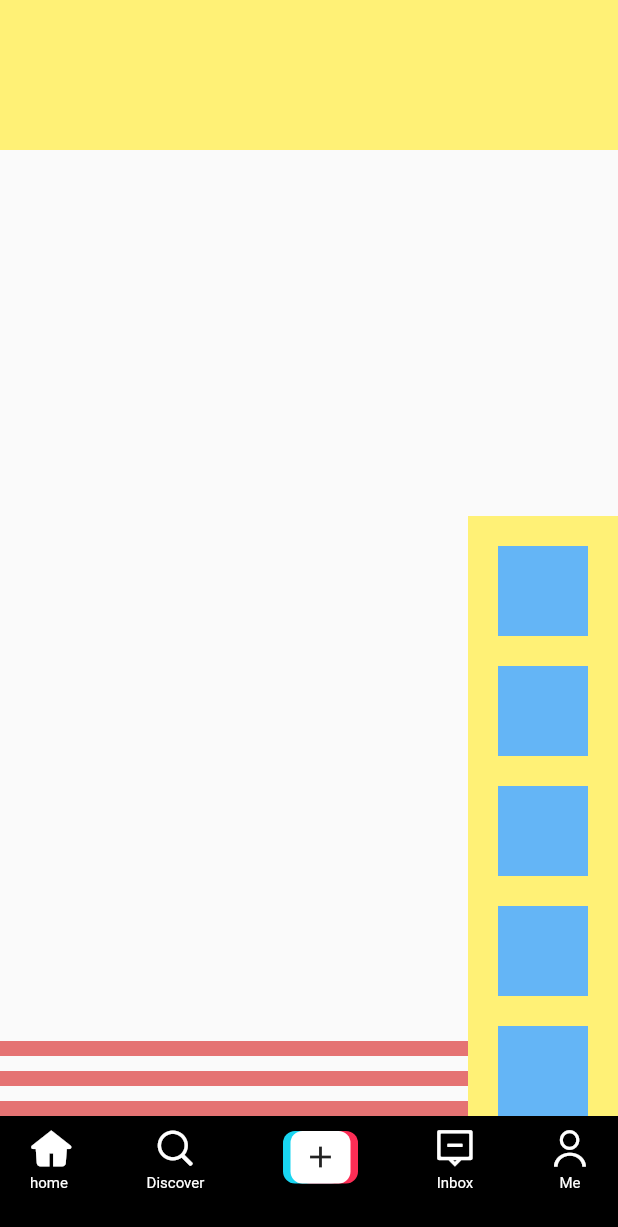
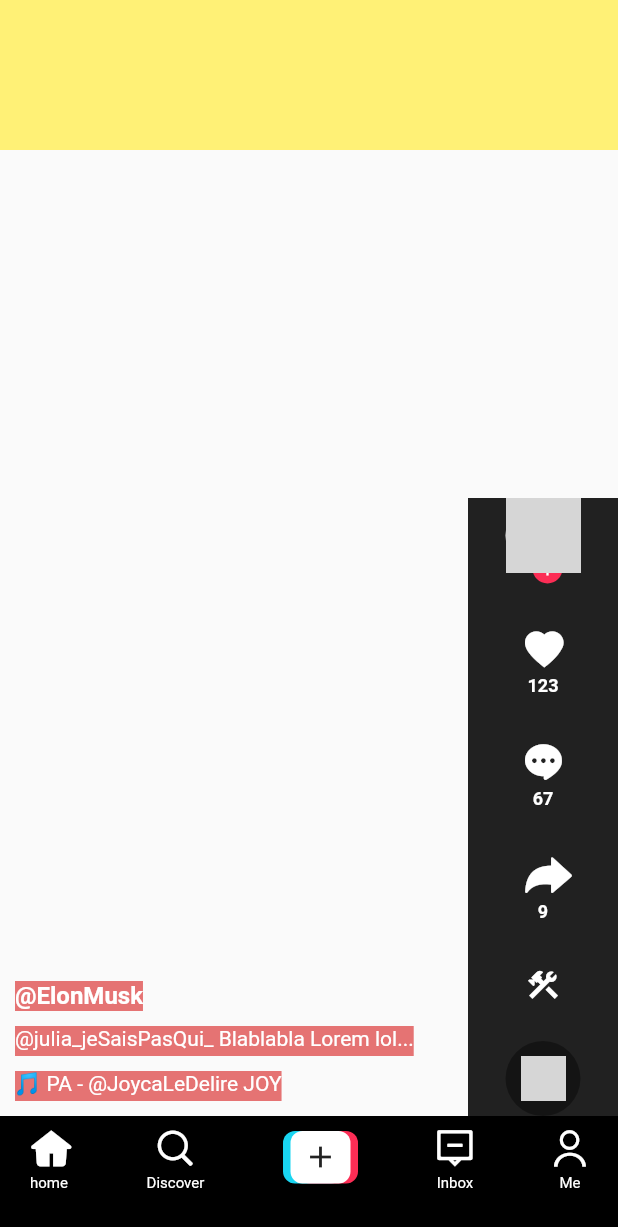
Before and after one commit to BFlorian91/Learning-Flutter, a Flutter app: the screen it shows after launch, on a phone screen of 412 x 824 dp. Shown: the top 1227 px of the screen. Run offline on Flutter 3.47's test engine with Material 2 defaults, Android fonts, the phone set to English and light mode, and no system bars; our stand-ins replace audioplayers, bloc, dio, equatable, flutter_bloc, google_fonts; network calls fail; grey boxes are pictures that could not be loaded.

Commit message:
feature: add right pannel need to fix height size to be fully responsive and starting video description

```diff
--- a/projects/tiktokClone/lib/widgets/actions_toolbar.dart
+++ b/projects/tiktokClone/lib/widgets/actions_toolbar.dart
@@ -1,23 +1,142 @@
 import 'package:flutter/material.dart';
+import 'package:tiktokClone/constants/colors.dart';
+import 'package:tiktokClone/widgets/tiktok_icons.dart';
+
+enum iconType { isIcon, isProfilePicture, isAlbumPicture, isTripleDots }
 
 class ActionsToolbar extends StatelessWidget {
+  final List rightPannelIcons = [
+    {'icon': '', 'isIcon': iconType.isProfilePicture},
+    {'icon': TikTokIcons.heart, 'count': 123, 'isIcon': iconType.isIcon},
+    {'icon': TikTokIcons.chatBubble, 'count': 67, 'isIcon': iconType.isIcon},
+    {'icon': TikTokIcons.reply, 'count': 9, 'isIcon': iconType.isIcon},
+    {'icon': TikTokIcons.dots, 'isIcon': iconType.isTripleDots},
+    {'icon': TikTokIcons.heart, 'isIcon': iconType.isAlbumPicture},
+  ];
   @override
   Widget build(BuildContext context) {
     return Container(
         width: 100.0,
-      color: Colors.yellow[300],
+        height: MediaQuery.of(context).size.height / 2,
+        color: Colors.black87,
         child: Column(
-        mainAxisSize: MainAxisSize.min,
-        children: List<Widget>.generate(
-          5,
-          (index) => Container(
-            width: 60,
+            mainAxisAlignment: MainAxisAlignment.spaceBetween,
+            children: List<Widget>.generate(rightPannelIcons.length, (index) {
+              switch (rightPannelIcons[index]['isIcon']) {
+                case iconType.isIcon:
+                  return InkWell(
+                      onTap: () => print('rightbutton pressed...'),
+                      child: _iconsBuilder(index));
+                  break;
+                case iconType.isProfilePicture:
+                  return InkWell(
+                    onTap: () => print('NotButton press rignt...'),
+                    child: _profilePicture,
+                  );
+                  break;
+                case iconType.isAlbumPicture:
+                  return InkWell(
+                    onTap: () => print('Album button pressed ...'),
+                    child: _albumPicture,
+                  );
+                default:
+                  return InkWell(
+                    onTap: () => print('tripleDots pressed ...'),
+                    child: Icon(
+                      rightPannelIcons[index]['icon'],
+                      color: white,
+                    ),
+                  );
+              }
+            })));
+  }
+
+  Widget get _profilePicture => Container(
+        width: 50,
         height: 60,
-            color: Colors.blue[300],
-            margin: EdgeInsets.only(top: 20.0),
+        child: Stack(
+          children: [
+            Container(
+              width: 50,
+              height: 50,
+              decoration: BoxDecoration(
+                border: Border.all(color: white),
+                shape: BoxShape.circle,
+                image: DecorationImage(
+                  image: NetworkImage(
+                    'https://zdnet2.cbsistatic.com/hub/i/2019/11/26/a6a43d32-9a6d-4eaa-8507-53d4bbbf4564/elon-musk-reveals-teslas-electric-cybert-5ddbc218c2ecca0001b7f73a-1-nov-26-2019-21-07-07-poster.jpg',
+                  ),
+                  fit: BoxFit.cover,
                 ),
               ),
             ),
+            Positioned(
+              bottom: 3,
+              left: 18,
+              child: Container(
+                width: 20,
+                height: 20,
+                decoration:
+                    BoxDecoration(shape: BoxShape.circle, color: primary),
+                child: Icon(
+                  Icons.add,
+                  color: white,
+                  size: 15,
+                ),
+              ),
+            )
+          ],
+        ),
+      );
+
+  Widget _iconsBuilder(int index) => Container(
+        width: 50,
+        height: 50,
+        child: Column(
+          mainAxisAlignment: MainAxisAlignment.center,
+          children: [
+            Icon(
+              rightPannelIcons[index]['icon'],
+              color: white,
+            ),
+            SizedBox(height: 5.0),
+            Center(
+              child: Text(
+                rightPannelIcons[index]['count'].toString(),
+                style: TextStyle(
+                    color: white, fontSize: 12.0, fontWeight: FontWeight.w700),
+              ),
+            )
+          ],
+        ),
+      );
+
+  Widget get _albumPicture => Container(
+        width: 50,
+        height: 50,
+        decoration: BoxDecoration(),
+        child: Stack(
+          children: [
+            Container(
+              width: 50,
+              height: 50,
+              decoration:
+                  BoxDecoration(shape: BoxShape.circle, color: Colors.black38),
+            ),
+            Center(
+              child: Container(
+                width: 30,
+                height: 30,
+                decoration: BoxDecoration(
+                    shape: BoxShape.circle,
+                    image: DecorationImage(
+                        image: NetworkImage(
+                          'https://images.genius.com/a1cc1b18cbdf8318dac5df676455426d.1000x1000x1.png',
+                        ),
+                        fit: BoxFit.cover)),
+              ),
+            )
+          ],
+        ),
       );
 }
-}
--- a/projects/tiktokClone/lib/widgets/tiktok_icons.dart
+++ b/projects/tiktokClone/lib/widgets/tiktok_icons.dart
@@ -3,17 +3,13 @@
 class TikTokIcons {
   static const _fontFamily = 'TikTokIcons';
 
-  static const IconData chatBubble =
-      const IconData(0xe808, fontFamily: _fontFamily);
-  static const IconData create =
-      const IconData(0xe809, fontFamily: _fontFamily);
-  static const IconData heart = const IconData(0xe80a, fontFamily: _fontFamily);
-  static const IconData home = const IconData(0xe80b, fontFamily: _fontFamily);
-  static const IconData messages =
-      const IconData(0xe80c, fontFamily: _fontFamily);
-  static const IconData profile =
-      const IconData(0xe80d, fontFamily: _fontFamily);
-  static const IconData reply = const IconData(0xe80e, fontFamily: _fontFamily);
-  static const IconData search =
-      const IconData(0xe80f, fontFamily: _fontFamily);
+  static const IconData chatBubble = IconData(0xe808, fontFamily: _fontFamily);
+  static const IconData create = IconData(0xe809, fontFamily: _fontFamily);
+  static const IconData heart = IconData(0xe80a, fontFamily: _fontFamily);
+  static const IconData home = IconData(0xe80b, fontFamily: _fontFamily);
+  static const IconData messages =IconData(0xe80c, fontFamily: _fontFamily);
+  static const IconData profile = IconData(0xe80d, fontFamily: _fontFamily);
+  static const IconData reply = IconData(0xe80e, fontFamily: _fontFamily);
+  static const IconData search = IconData(0xe80f, fontFamily: _fontFamily);
+  static const IconData dots = IconData(0xe886, fontFamily: 'MaterialIcons');
 }
--- a/projects/tiktokClone/lib/widgets/video_description.dart
+++ b/projects/tiktokClone/lib/widgets/video_description.dart
@@ -1,29 +1,54 @@
 import 'package:flutter/material.dart';
+import 'package:tiktokClone/constants/colors.dart';
 
 class VideoDescription extends StatelessWidget {
   @override
   Widget build(BuildContext context) {
     return Expanded(
+      child: Padding(
+        padding: EdgeInsets.all(10.0),
         child: Column(
         mainAxisSize: MainAxisSize.min,
         crossAxisAlignment: CrossAxisAlignment.start,
         children: [
           Container(
-              height: 10.0,
+            height: 20.0,
             color: Colors.red[300],
             margin: EdgeInsets.only(top: 10.0),
+            child: Text(
+              '@ElonMusk',
+              style: TextStyle(
+                fontWeight: FontWeight.w700,
+                fontSize: 16.0,
+                color: white,
+              ),
+            ),
           ),
           Container(
-              height: 10.0,
+            height: 20.0,
             color: Colors.red[300],
             margin: EdgeInsets.only(top: 10.0),
+            child: Text(
+              '@julia_jeSaisPasQui_ Blablabla Lorem lol...',
+              style: TextStyle(
+                fontSize: 14.0,
+                color: white
+              ),
+            ),
           ),
           Container(
-              height: 10.0,
+            height: 20.0,
             color: Colors.red[300],
             margin: EdgeInsets.only(top: 10.0),
+            child: Text(
+              '🎵 PA - @JoycaLeDelire JOY',
+              style: TextStyle(
+                color: white
+              ),
+            ),
           ),
         ],
+      ),
     ),
     );
   }
```
Lines whose indentation alone changed are shown as unchanged.
